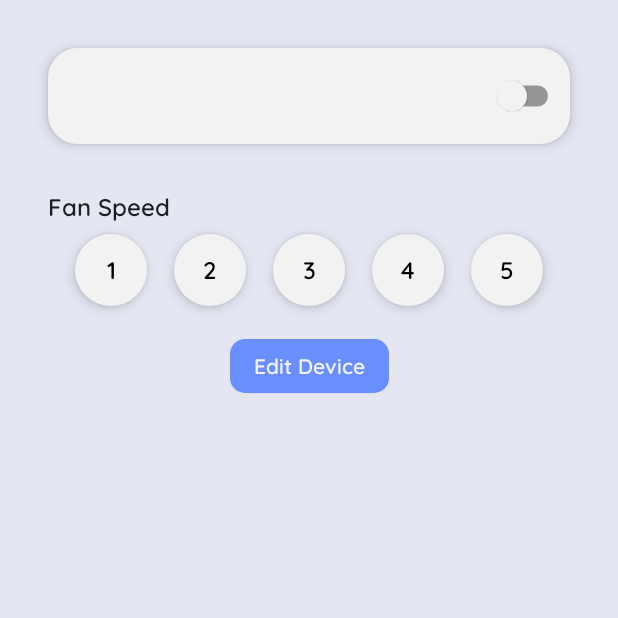
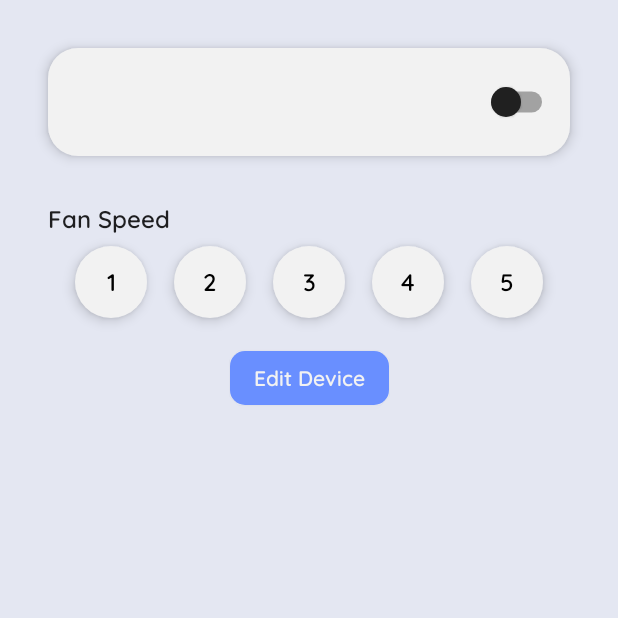
Before and after one commit to Aditya-Singh-00/Smart-Lab, an Android app built with Jetpack Compose: the composable DeviceDetailScreen shown on its own in the app's theme, on a phone screen of 412 x 824 dp, the top half of it. Run offline under Robolectric (Android 15) with nearby library versions, the phone set to English and light mode, and no system bars; our stand-ins replace Dagger/Hilt's generated code, accompanist; 1 statement that could not run was skipped.

Commit message:
Splash Screen updated + switch off state fixed.

```diff
--- a/app/build.gradle
+++ b/app/build.gradle
@@ -24,7 +24,8 @@ android {
 
     buildTypes {
         release {
-            minifyEnabled false
+            minifyEnabled true
+            shrinkResources true
             proguardFiles getDefaultProguardFile('proguard-android-optimize.txt'), 'proguard-rules.pro'
         }
     }
--- a/app/src/main/java/com/aditya/smartlab/ui/screen/device_detail/DeviceDetailScreen.kt
+++ b/app/src/main/java/com/aditya/smartlab/ui/screen/device_detail/DeviceDetailScreen.kt
@@ -11,6 +11,7 @@ import androidx.compose.ui.Modifier
 import androidx.compose.ui.unit.dp
 import androidx.hilt.navigation.compose.hiltViewModel
 import com.aditya.smartlab.data.models.DeviceType
+import com.aditya.smartlab.ui.theme.DarkGray
 import com.aditya.smartlab.util.getTimeDifference
 
 @Composable
@@ -72,15 +73,23 @@ fun DeviceDetailScreen(
                             viewModel.updateDeviceStatus(
                                 if (device.status == 0) 100 else 0
                             )
-                        }
+                        },
+                        modifier = Modifier.padding(4.dp),
+                        colors = SwitchDefaults.colors(
+                            uncheckedThumbColor = DarkGray,
+                            uncheckedTrackColor = DarkGray
+                        )
                     )
                 }
                 if (device.status != 0) {
-                    Text(
-                        text = getTimeDifference(System.currentTimeMillis(), device.lastOnTime),
-                        style = MaterialTheme.typography.caption,
-                        color = MaterialTheme.colors.onBackground.copy(alpha = 0.5f)
-                    )
+                    val text = getTimeDifference(System.currentTimeMillis(), device.lastOnTime)
+                    if (text.isNotBlank()) {
+                        Text(
+                            text = text,
+                            style = MaterialTheme.typography.caption,
+                            color = MaterialTheme.colors.onBackground.copy(alpha = 0.5f)
+                        )
+                    }
                 }
             }
         }
--- /dev/null
+++ b/app/src/main/res/drawable/ic_splash_screen.xml
@@ -0,0 +1,5 @@
+<?xml version="1.0" encoding="utf-8"?>
+<layer-list xmlns:android="http://schemas.android.com/apk/res/android">
+    <item android:drawable="@color/white"/>
+    <item android:drawable="@drawable/ic_launcher_foreground"/>
+</layer-list>
--- a/app/src/main/res/values/themes.xml
+++ b/app/src/main/res/values/themes.xml
@@ -3,6 +3,6 @@
 
     <style name="Theme.SmartLab" parent="android:Theme.Material.Light.NoActionBar">
         <item name="android:statusBarColor">@color/white</item>
-        <item name="android:background">@drawable/ic_launcher_foreground</item>
+        <item name="android:background">@drawable/ic_splash_screen</item>
     </style>
 </resources>
```
